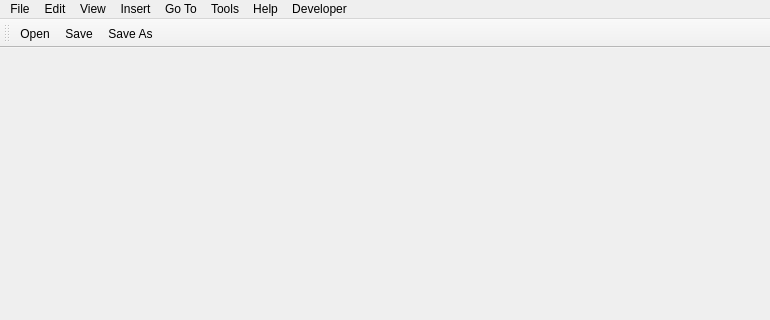
The window that Pdf4QtLibGui/pdfeditormainwindow.ui (studio-berry/loop) describes before a commit, drawn with Qt 5; both pictures show x 0 to 770 and y 0 to 320 of the 770 by 572 pixel window.
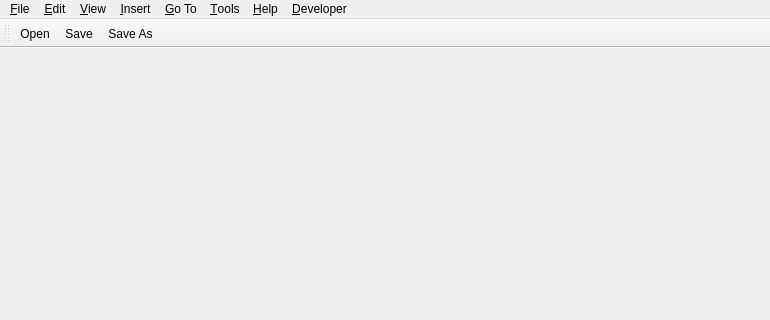
The same window after the commit. Icons and pictures are not drawn.

```diff
--- a/Pdf4QtLibGui/pdfeditormainwindow.ui
+++ b/Pdf4QtLibGui/pdfeditormainwindow.ui
@@ -25,7 +25,7 @@
    </property>
    <widget class="QMenu" name="menuFile">
     <property name="title">
-     <string>File</string>
+     <string>&amp;File</string>
     </property>
     <addaction name="actionOpen"/>
     <addaction name="actionClose"/>
@@ -44,7 +44,7 @@
    </widget>
    <widget class="QMenu" name="menuGoTo">
     <property name="title">
-     <string>Go To</string>
+     <string>&amp;Go To</string>
     </property>
     <widget class="QMenu" name="menuBookmarkSettings">
      <property name="title">
@@ -68,7 +68,7 @@
    </widget>
    <widget class="QMenu" name="menuView">
     <property name="title">
-     <string>View</string>
+     <string>&amp;View</string>
     </property>
     <widget class="QMenu" name="menuPage_Layout">
      <property name="title">
@@ -113,7 +113,7 @@
    </widget>
    <widget class="QMenu" name="menuTools">
     <property name="title">
-     <string>Tools</string>
+     <string>&amp;Tools</string>
     </property>
     <addaction name="actionMagnifier"/>
     <addaction name="actionScreenshot"/>
@@ -128,7 +128,7 @@
    </widget>
    <widget class="QMenu" name="menuHelp">
     <property name="title">
-     <string>Help</string>
+     <string>&amp;Help</string>
     </property>
     <addaction name="actionGetSource"/>
     <addaction name="actionBecomeASponsor"/>
@@ -136,14 +136,14 @@
    </widget>
    <widget class="QMenu" name="menuDeveloper">
     <property name="title">
-     <string>Developer</string>
+     <string>&amp;Developer</string>
     </property>
     <addaction name="actionShow_Text_Blocks"/>
     <addaction name="actionShow_Text_Lines"/>
    </widget>
    <widget class="QMenu" name="menuEdit">
     <property name="title">
-     <string>Edit</string>
+     <string>&amp;Edit</string>
     </property>
     <addaction name="actionUndo"/>
     <addaction name="actionRedo"/>
@@ -167,7 +167,7 @@
    </widget>
    <widget class="QMenu" name="menuInsert">
     <property name="title">
-     <string>Insert</string>
+     <string>&amp;Insert</string>
     </property>
     <widget class="QMenu" name="menuSticky_Note">
      <property name="title">
```
Left out of the diff: 336 changed lines with no effect on the pictures.
